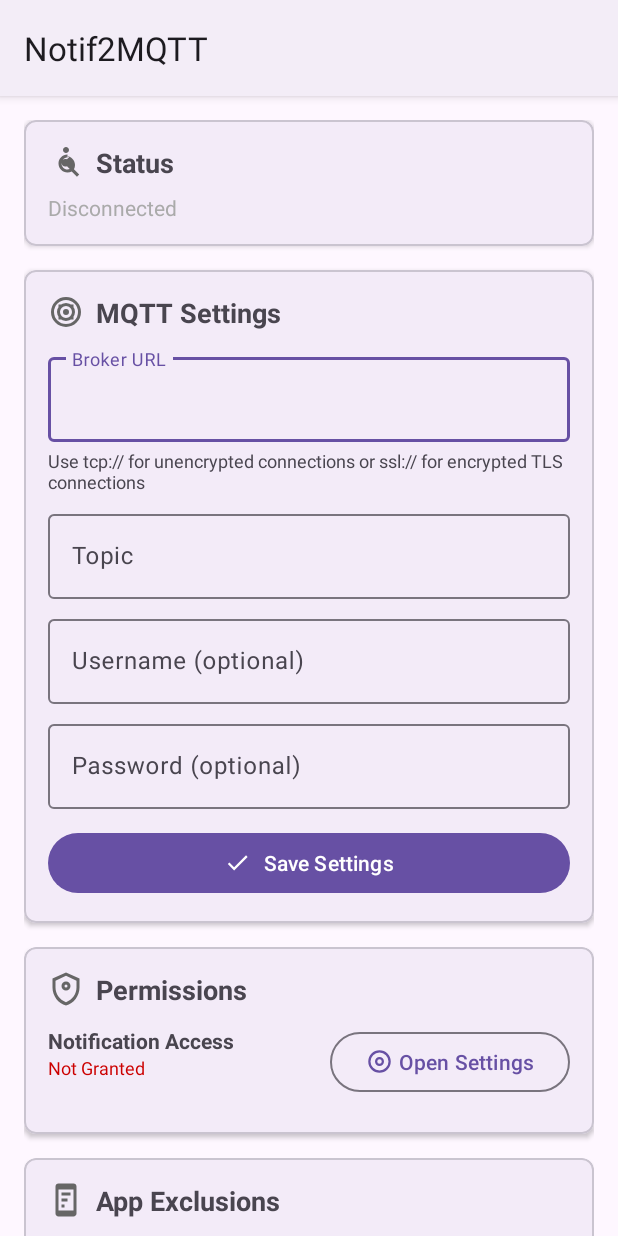
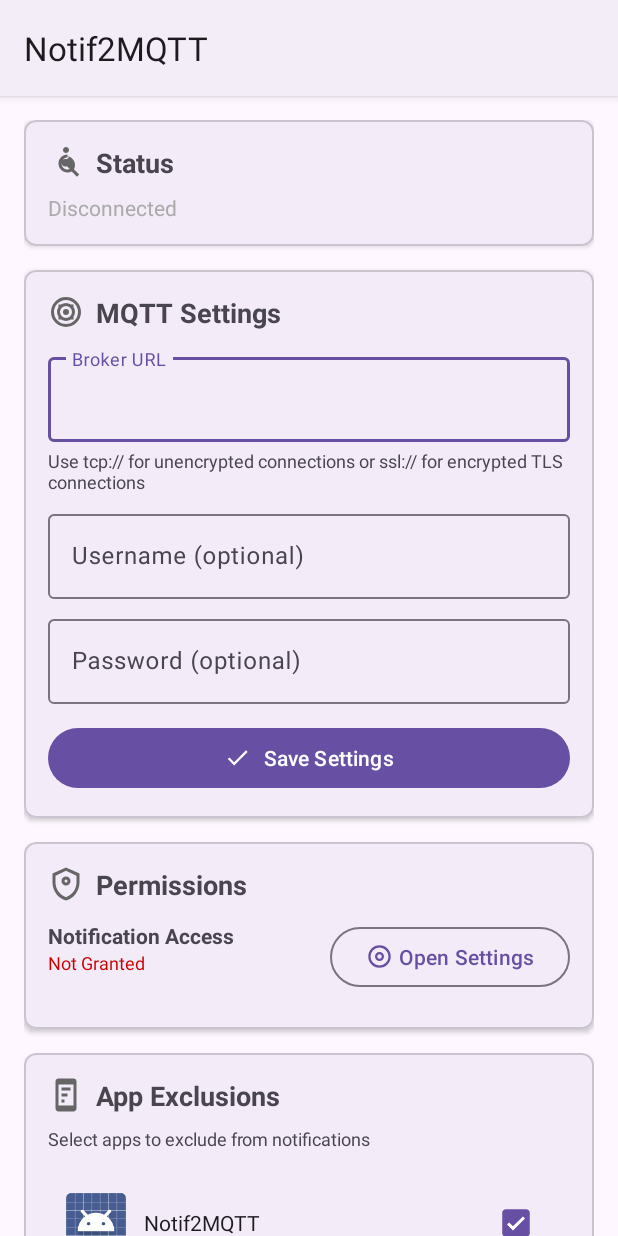
Before and after one commit to vpont/Notif2MQTT, an Android app: the screen it shows after launch (MainActivity), after a tap on "Save Settings", on a phone screen of 412 x 824 dp. Run offline under Robolectric (Android 15) with nearby library versions, the phone set to English and light mode, and no system bars; libraries missing offline, so code that uses them is left out: org.eclipse.paho; 7 statements that could not run were skipped; 2 other taps on this screen came first.

Commit message:
Hardcode MQTT topic to notif2mqtt/notifications and remove topic configuration

```diff
--- a/app/src/main/java/com/notif2mqtt/MainActivity.kt
+++ b/app/src/main/java/com/notif2mqtt/MainActivity.kt
@@ -55,7 +55,6 @@ class MainActivity : AppCompatActivity() {
     private fun setupViews() {
         // Load current settings
         findViewById<TextInputEditText>(R.id.brokerInput).setText(settings.mqttBroker)
-        findViewById<TextInputEditText>(R.id.topicInput).setText(settings.mqttTopic)
         findViewById<TextInputEditText>(R.id.usernameInput).setText(settings.mqttUsername)
         findViewById<TextInputEditText>(R.id.passwordInput).setText(settings.mqttPassword)
 
@@ -78,12 +77,11 @@ class MainActivity : AppCompatActivity() {
 
     private fun saveSettings() {
         val broker = findViewById<TextInputEditText>(R.id.brokerInput).text.toString()
-        val topic = findViewById<TextInputEditText>(R.id.topicInput).text.toString()
         val username = findViewById<TextInputEditText>(R.id.usernameInput).text.toString()
         val password = findViewById<TextInputEditText>(R.id.passwordInput).text.toString()
 
-        if (broker.isEmpty() || topic.isEmpty()) {
-            Toast.makeText(this, getString(R.string.broker_topic_required), Toast.LENGTH_SHORT).show()
+        if (broker.isEmpty()) {
+            Toast.makeText(this, getString(R.string.broker_required), Toast.LENGTH_SHORT).show()
             return
         }
 
@@ -94,7 +92,6 @@ class MainActivity : AppCompatActivity() {
         }
 
         settings.mqttBroker = broker
-        settings.mqttTopic = topic
         settings.mqttUsername = username
         settings.mqttPassword = password
 
--- a/app/src/main/java/com/notif2mqtt/SettingsManager.kt
+++ b/app/src/main/java/com/notif2mqtt/SettingsManager.kt
@@ -44,9 +44,8 @@ class SettingsManager(context: Context) {
         get() = prefs.getString(KEY_MQTT_BROKER, DEFAULT_BROKER) ?: DEFAULT_BROKER
         set(value) = prefs.edit().putString(KEY_MQTT_BROKER, value).apply()
 
-    var mqttTopic: String
-        get() = prefs.getString(KEY_MQTT_TOPIC, DEFAULT_TOPIC) ?: DEFAULT_TOPIC
-        set(value) = prefs.edit().putString(KEY_MQTT_TOPIC, value).apply()
+    val mqttTopic: String
+        get() = DEFAULT_TOPIC
 
     var mqttUsername: String
         get() = prefs.getString(KEY_MQTT_USERNAME, "") ?: ""
--- a/app/src/main/res/layout/activity_main.xml
+++ b/app/src/main/res/layout/activity_main.xml
@@ -115,19 +115,6 @@
                      android:textSize="12sp"
                      android:textColor="?android:attr/textColorSecondary"/>
 
-                <com.google.android.material.textfield.TextInputLayout
-                    android:layout_width="match_parent"
-                    android:layout_height="wrap_content"
-                    android:layout_marginBottom="8dp"
-                    android:hint="@string/topic">
-
-                    <com.google.android.material.textfield.TextInputEditText
-                        android:id="@+id/topicInput"
-                        android:layout_width="match_parent"
-                        android:layout_height="wrap_content"
-                        android:inputType="text"
-                        android:singleLine="true"/>
-                </com.google.android.material.textfield.TextInputLayout>
 
                 <com.google.android.material.textfield.TextInputLayout
                     android:layout_width="match_parent"
--- a/app/src/main/res/values/strings.xml
+++ b/app/src/main/res/values/strings.xml
@@ -7,8 +7,6 @@
     <string name="broker_url">Broker URL</string>
     <string name="broker_hint">tcp://192.168.1.100:1883 or ssl://192.168.1.100:8883</string>
     <string name="broker_help">Use tcp:// for unencrypted connections or ssl:// for encrypted TLS connections</string>
-    <string name="topic">Topic</string>
-    <string name="topic_hint">notif2mqtt/notifications</string>
     <string name="username">Username (optional)</string>
     <string name="password">Password (optional)</string>
     <string name="save_settings">Save Settings</string>
@@ -34,7 +32,7 @@
     <string name="error">Error</string>
 
     <!-- Validation Messages -->
-    <string name="broker_topic_required">Broker and Topic are required</string>
+    <string name="broker_required">Broker is required</string>
     <string name="invalid_broker_url">Invalid broker URL. Use tcp://host:port or ssl://host:port</string>
 
     <!-- Service Notification -->
```
Also changed, not shown: 1 other file.
